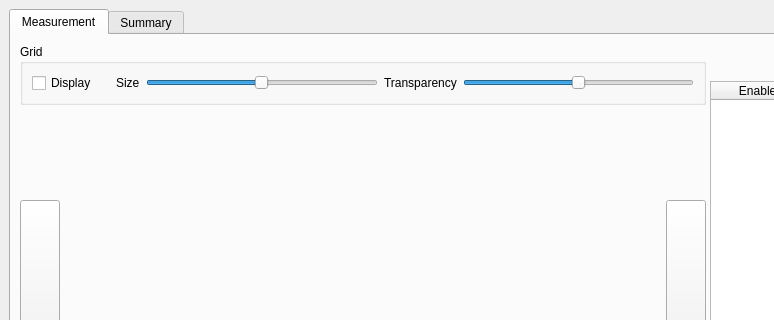
Before: the Qt Designer form ui/ui_profile.ui in neutronimaging/python_notebooks, drawn with Qt 5; both pictures show x 0 to 774 and y 0 to 320 of the 1365 by 811 pixel window.
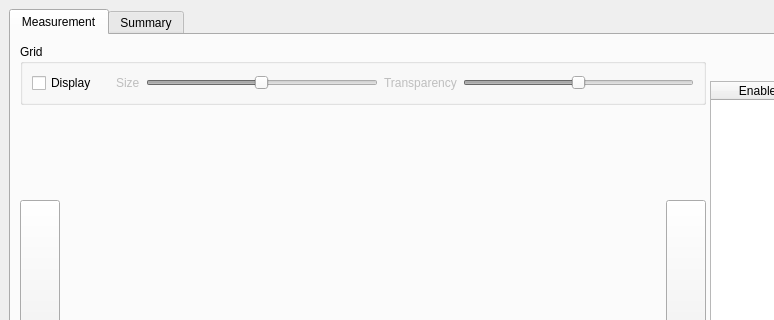
After: the same form once the commit is applied.

Commit message: working on displaying or not the grid widgets

The edit to the form file:
```diff
--- a/ui/ui_profile.ui
+++ b/ui/ui_profile.ui
@@ -72,7 +72,10 @@
                  </widget>
                 </item>
                 <item>
-                 <widget class="QLabel" name="label_5">
+                 <widget class="QLabel" name="display_size_label">
+                  <property name="enabled">
+                   <bool>false</bool>
+                  </property>
                   <property name="maximumSize">
                    <size>
                     <width>40</width>
@@ -86,6 +89,9 @@
                 </item>
                 <item>
                  <widget class="QSlider" name="grid_size_slider">
+                  <property name="enabled">
+                   <bool>false</bool>
+                  </property>
                   <property name="sizePolicy">
                    <sizepolicy hsizetype="Expanding" vsizetype="Fixed">
                     <horstretch>0</horstretch>
@@ -113,7 +119,10 @@
                  </widget>
                 </item>
                 <item>
-                 <widget class="QLabel" name="label_3">
+                 <widget class="QLabel" name="display_transparency_label">
+                  <property name="enabled">
+                   <bool>false</bool>
+                  </property>
                   <property name="text">
                    <string>Transparency</string>
                   </property>
@@ -121,6 +130,9 @@
                 </item>
                 <item>
                  <widget class="QSlider" name="transparency_slider">
+                  <property name="enabled">
+                   <bool>false</bool>
+                  </property>
                   <property name="maximum">
                    <number>100</number>
                   </property>
```
The commit also changes 3 other files.
